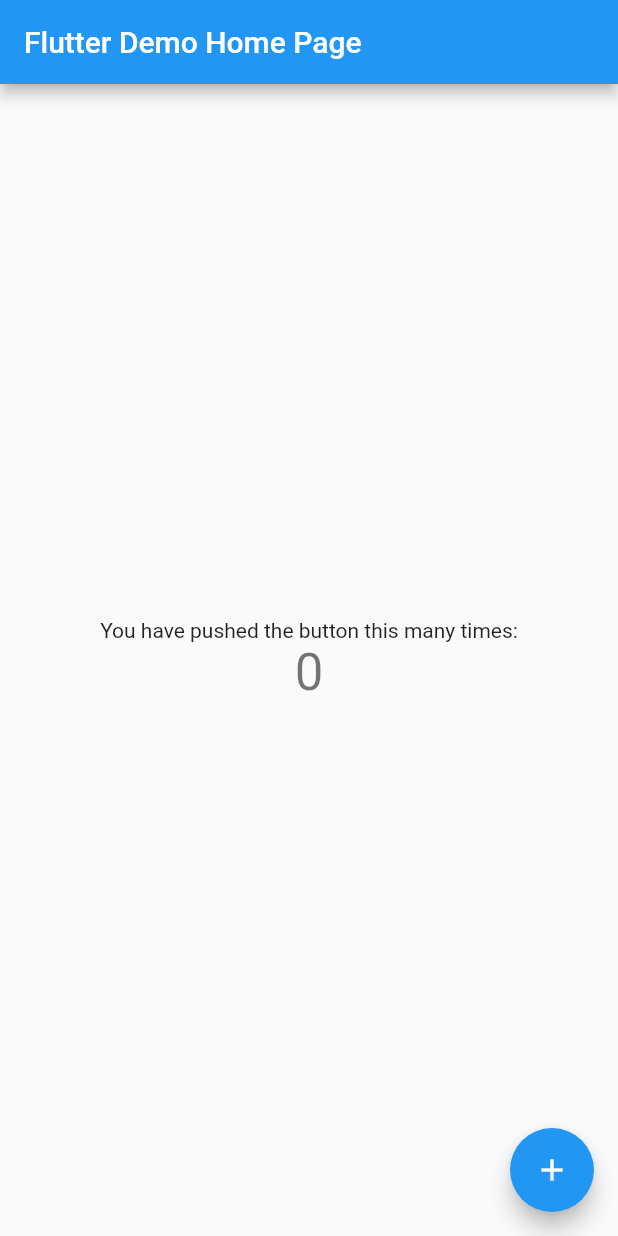
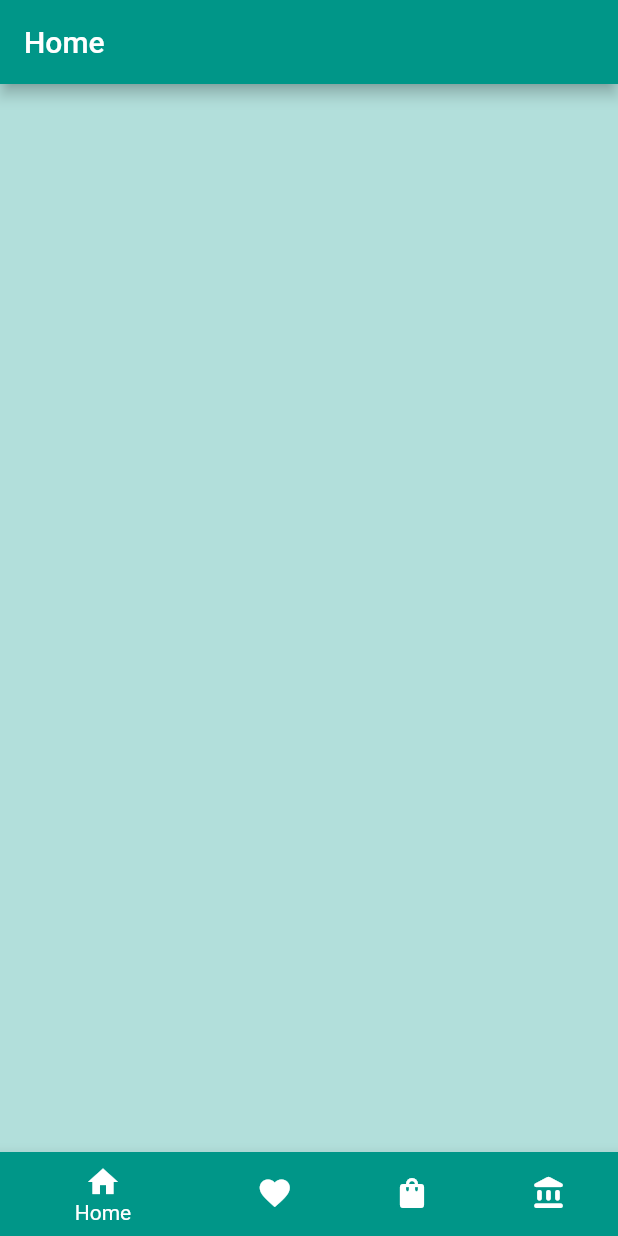
Before and after one commit to ludovicAngenard/e-commerce, a Flutter app: the screen it shows after launch, on a phone screen of 412 x 824 dp. Run offline on Flutter 3.47's test engine with Material 2 defaults, Android fonts, the phone set to English and light mode, and no system bars.

Commit message:
create home page and BottomNavigationBar

```diff
--- a/e_commerce/lib/main.dart
+++ b/e_commerce/lib/main.dart
@@ -1,113 +1,90 @@
 import 'package:flutter/material.dart';
 
-void main() {
-  runApp(MyApp());
+class Destination {
+  const Destination(this.title, this.icon, this.color);
+  final String title;
+  final IconData icon;
+  final MaterialColor color;
 }
 
-class MyApp extends StatelessWidget {
-  // This widget is the root of your application.
+const List<Destination> allDestinations = <Destination>[
+  Destination('Home', Icons.home, Colors.teal),
+  Destination('Favoris', Icons.favorite, Colors.orange),
+  Destination('Panier', Icons.shopping_bag, Colors.cyan),
+  Destination('Compte', Icons.account_balance_rounded, Colors.blue)
+];
+
+
+class DestinationView extends StatefulWidget {
+  const DestinationView({ Key key, this.destination }) : super(key: key);
+
+  final Destination destination;
+
+  @override
+  _DestinationViewState createState() => _DestinationViewState();
+}
+
+class _DestinationViewState extends State<DestinationView> {
+
+
+
+
   @override
   Widget build(BuildContext context) {
-    return MaterialApp(
-      title: 'Flutter Demo',
-      theme: ThemeData(
-        // This is the theme of your application.
-        //
-        // Try running your application with "flutter run". You'll see the
-        // application has a blue toolbar. Then, without quitting the app, try
-        // changing the primarySwatch below to Colors.green and then invoke
-        // "hot reload" (press "r" in the console where you ran "flutter run",
-        // or simply save your changes to "hot reload" in a Flutter IDE).
-        // Notice that the counter didn't reset back to zero; the application
-        // is not restarted.
-        primarySwatch: Colors.blue,
+    return Scaffold(
+      appBar: AppBar(
+        title: Text('${widget.destination.title}'),
+        backgroundColor: widget.destination.color,
       ),
-      home: MyHomePage(title: 'Flutter Demo Home Page'),
+      backgroundColor: widget.destination.color[100],
+      body: Container(
+
+      ),
+    );
+  }
+
+
+}
+
+class HomePage extends StatefulWidget {
+  @override
+  _HomePageState createState() => _HomePageState();
+}
+
+class _HomePageState extends State<HomePage> with TickerProviderStateMixin<HomePage> {
+  int _currentIndex = 0;
+
+  @override
+  Widget build(BuildContext context) {
+    return Scaffold(
+      body: SafeArea(
+        top: false,
+        child: IndexedStack(
+          index: _currentIndex,
+          children: allDestinations.map<Widget>((Destination destination) {
+            return DestinationView(destination: destination);
+          }).toList(),
+        ),
+      ),
+      bottomNavigationBar: BottomNavigationBar(
+        currentIndex: _currentIndex,
+        onTap: (int index) {
+          setState(() {
+            _currentIndex = index;
+          });
+        },
+        items: allDestinations.map((Destination destination) {
+          return BottomNavigationBarItem(
+            icon: Icon(destination.icon),
+            backgroundColor: destination.color,
+            label: (destination.title)
+          );
+        }).toList(),
+      ),
     );
   }
 }
 
-class MyHomePage extends StatefulWidget {
-  MyHomePage({Key key, this.title}) : super(key: key);
-
-  // This widget is the home page of your application. It is stateful, meaning
-  // that it has a State object (defined below) that contains fields that affect
-  // how it looks.
-
-  // This class is the configuration for the state. It holds the values (in this
-  // case the title) provided by the parent (in this case the App widget) and
-  // used by the build method of the State. Fields in a Widget subclass are
-  // always marked "final".
-
-  final String title;
-
-  @override
-  _MyHomePageState createState() => _MyHomePageState();
+void main() {
+  runApp(MaterialApp(home: HomePage(), debugShowCheckedModeBanner: false));
 }
-
-class _MyHomePageState extends State<MyHomePage> {
-  int _counter = 0;
-
-  void _incrementCounter() {
-    setState(() {
-      // This call to setState tells the Flutter framework that something has
-      // changed in this State, which causes it to rerun the build method below
-      // so that the display can reflect the updated values. If we changed
-      // _counter without calling setState(), then the build method would not be
-      // called again, and so nothing would appear to happen.
-      _counter++;
-    });
-  }
-
-  @override
-  Widget build(BuildContext context) {
-    // This method is rerun every time setState is called, for instance as done
-    // by the _incrementCounter method above.
-    //
-    // The Flutter framework has been optimized to make rerunning build methods
-    // fast, so that you can just rebuild anything that needs updating rather
-    // than having to individually change instances of widgets.
-    return Scaffold(
-      appBar: AppBar(
-        // Here we take the value from the MyHomePage object that was created by
-        // the App.build method, and use it to set our appbar title.
-        title: Text(widget.title),
-      ),
-      body: Center(
-        // Center is a layout widget. It takes a single child and positions it
-        // in the middle of the parent.
-        child: Column(
-          // Column is also a layout widget. It takes a list of children and
-          // arranges them vertically. By default, it sizes itself to fit its
-          // children horizontally, and tries to be as tall as its parent.
-          //
-          // Invoke "debug painting" (press "p" in the console, choose the
-          // "Toggle Debug Paint" action from the Flutter Inspector in Android
-          // Studio, or the "Toggle Debug Paint" command in Visual Studio Code)
-          // to see the wireframe for each widget.
-          //
-          // Column has various properties to control how it sizes itself and
-          // how it positions its children. Here we use mainAxisAlignment to
-          // center the children vertically; the main axis here is the vertical
-          // axis because Columns are vertical (the cross axis would be
-          // horizontal).
-          mainAxisAlignment: MainAxisAlignment.center,
-          children: <Widget>[
-            Text(
-              'You have pushed the button this many times:',
-            ),
-            Text(
-              '$_counter',
-              style: Theme.of(context).textTheme.headline4,
-            ),
-          ],
-        ),
-      ),
-      floatingActionButton: FloatingActionButton(
-        onPressed: _incrementCounter,
-        tooltip: 'Increment',
-        child: Icon(Icons.add),
-      ), // This trailing comma makes auto-formatting nicer for build methods.
-    );
-  }
-}
```
